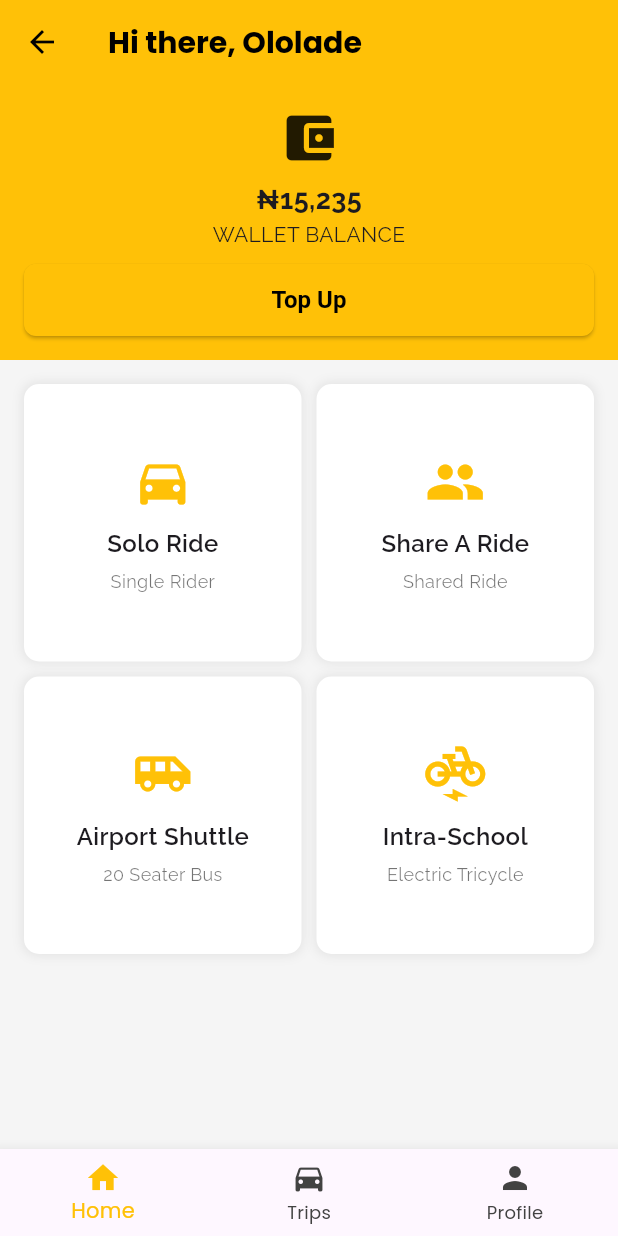
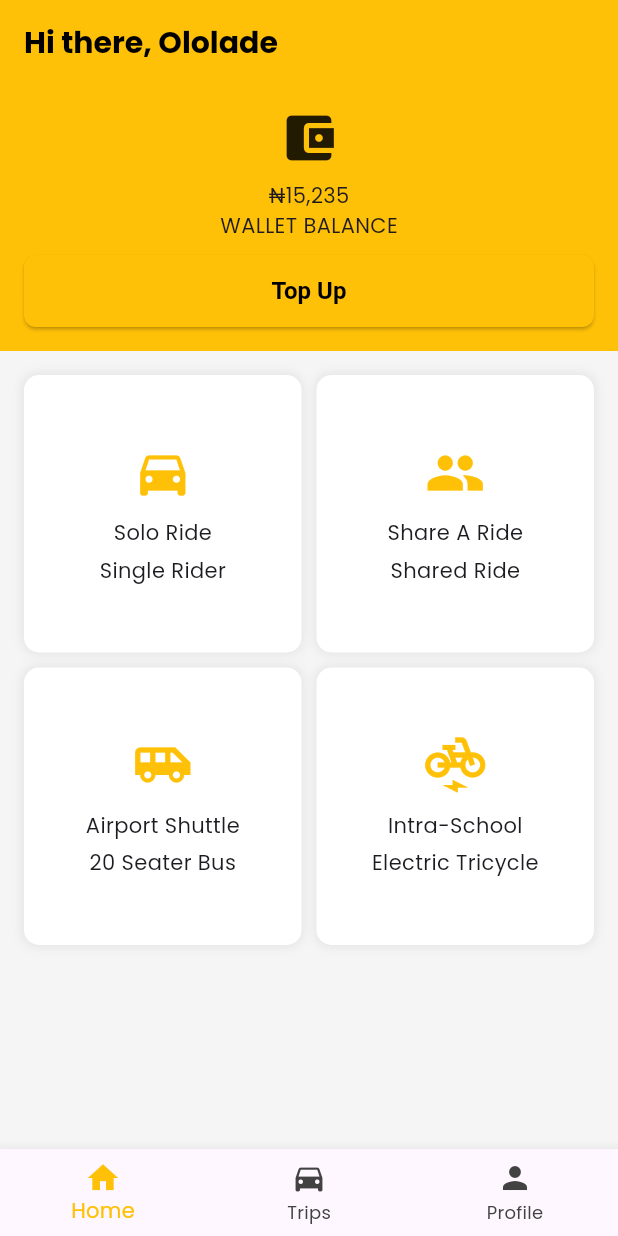
Before and after one commit to knowmynetwork/buga, a Flutter app: the screen it shows after launch, after a tap on "Login", on a phone screen of 412 x 824 dp. Run offline on Flutter 3.47's test engine with Material 3 defaults, Android fonts, the phone set to English and light mode, and no system bars; our stand-ins replace flutter_riverpod, google_fonts, internet_connection_checker, responsive_sizer, shared_preferences.

Commit message:
Codebase setup complete

```diff
--- /dev/null
+++ b/lib/constant/global_variable.dart
@@ -0,0 +1,5 @@
+import 'package:flutter/widgets.dart';
+
+//////////////////////////////////////////
+GlobalKey<NavigatorState> navigationKey = GlobalKey<NavigatorState>();
+BuildContext context = navigationKey.currentContext!;
--- /dev/null
+++ b/lib/constant/navigation.dart
@@ -0,0 +1,24 @@
+import 'package:buga/constant/global_variable.dart';
+import 'package:flutter/material.dart';
+
+navigateTo(Widget className) {
+  Navigator.push<void>(
+    context,
+    MaterialPageRoute<void>(
+      builder: (BuildContext context) => className,
+    ),
+  );
+}
+
+popScreen() {
+  Navigator.pop(context);
+}
+
+pushScreen(String screenName) {
+  Navigator.popAndPushNamed(context, screenName);
+}
+
+pushReplacementScreen(Widget screenName) {
+  Navigator.pushReplacement(context,
+      MaterialPageRoute<void>(builder: (BuildContext context) => screenName));
+}
--- a/lib/main.dart
+++ b/lib/main.dart
@@ -1,11 +1,20 @@
+import 'package:buga/constant/global_variable.dart';
 import 'package:buga/screens/home_screen.dart';
 import 'package:buga/screens/login_page.dart';
 import 'package:buga/theme/app_theme.dart';
 import 'package:flutter/material.dart';
+import 'package:flutter/services.dart';
+import 'package:flutter_riverpod/flutter_riverpod.dart';
 import 'screens/otp_validation_page.dart';
 import 'screens/sign_up_page.dart';
+import 'package:responsive_sizer/responsive_sizer.dart';
 
-void main() {
+void main() async {
+  WidgetsFlutterBinding.ensureInitialized();
+  // to avoid screen rotation
+  await SystemChrome.setPreferredOrientations([
+    DeviceOrientation.portraitUp,
+  ]);
   runApp(const RideSharingApp());
 }
 
@@ -14,7 +23,12 @@
 
   @override
   Widget build(BuildContext context) {
-    return MaterialApp(
+    return ResponsiveSizer(
+      builder: (context, orientation, screenType) {
+        return ProviderScope(
+          child: MaterialApp(
+            debugShowCheckedModeBanner: false,
+            navigatorKey: navigationKey,
             title: 'Ride Sharing App',
             theme: AppThemeManager.activeTheme, // Global theme
             initialRoute: '/login', // Set the initial route
@@ -24,6 +38,9 @@
               '/otp': (context) => OtpValidationPage(),
               '/home': (context) => HomeScreen(),
             },
+          ),
+        );
+      },
     );
   }
 }
--- a/lib/screens/home_screen.dart
+++ b/lib/screens/home_screen.dart
@@ -48,8 +48,8 @@
         children: [
           const Icon(Icons.account_balance_wallet, size: 40),
           const SizedBox(height: 8),
-          Text('₦15,235', style: AppTextStyles.heading),
-          Text('WALLET BALANCE', style: AppTextStyles.body),
+          Text('₦15,235'),
+          Text('WALLET BALANCE'),
           const SizedBox(height: 10),
           ElevatedButton(
             onPressed: () {},
--- a/lib/screens/login_page.dart
+++ b/lib/screens/login_page.dart
@@ -1,3 +1,5 @@
+import 'package:buga/constant/navigation.dart';
+import 'package:buga/screens/home_screen.dart';
 import 'package:flutter/material.dart';
 
 class LoginPage extends StatelessWidget {
@@ -39,14 +41,15 @@
                 // Perform login logic here
                 debugPrint('Email: ${emailController.text}');
                 debugPrint('Password: ${passwordController.text}');
-                Navigator.pushNamed(context, '/home'); // Navigate to home page
-
+                pushReplacementScreen(HomeScreen());
+                // Navigator.pushNamed(context, '/home'); // Navigate to home page
               },
               child: const Text('Login'),
             ),
             TextButton(
               onPressed: () {
-                Navigator.pushNamed(context, '/signup'); // Navigate to signup page
+                pushScreen('/signup');
+                // Navigator.pushNamed(context, '/signup'); // Navigate to signup page
               },
               child: const Text('Don\'t have an account? Sign up'),
             ),
--- a/lib/theme/bold_yellow_theme.dart
+++ b/lib/theme/bold_yellow_theme.dart
@@ -1,34 +1,35 @@
+import 'package:buga/theme/app_colors.dart';
 import 'package:flutter/material.dart';
 import 'package:google_fonts/google_fonts.dart';
 
 class BoldYellowTheme {
   static ThemeData get theme {
     return ThemeData(
-      primaryColor: const Color(0xFF000000), // Rich black
-      scaffoldBackgroundColor: const Color(0xFFFFFFFF), // White
+      primaryColor: AppColors.black, // Rich black
+      scaffoldBackgroundColor: AppColors.white, // White
       appBarTheme: AppBarTheme(
-        backgroundColor: const Color(0xFF000000),
+        backgroundColor: AppColors.black,
         elevation: 0,
         titleTextStyle: GoogleFonts.poppins(
           fontSize: 20,
           fontWeight: FontWeight.bold,
-          color: Colors.white,
+          color: AppColors.white,
         ),
-        iconTheme: const IconThemeData(color: Colors.white),
+        iconTheme: IconThemeData(color: AppColors.white),
       ),
       textTheme: GoogleFonts.poppinsTextTheme(),
       buttonTheme: ButtonThemeData(
-        buttonColor: const Color(0xFFFFEB3B), // Yellow buttons
+        buttonColor: AppColors.deepYellow1, // Yellow buttons
         textTheme: ButtonTextTheme.primary,
       ),
-      bottomNavigationBarTheme: const BottomNavigationBarThemeData(
-        selectedItemColor: Color(0xFFFFEB3B), // Bold yellow
-        unselectedItemColor: Colors.white70,
+      bottomNavigationBarTheme: BottomNavigationBarThemeData(
+        selectedItemColor: AppColors.deepYellow1, // Bold yellow
+        unselectedItemColor: AppColors.white,
       ),
-          textButtonTheme: TextButtonThemeData(
+      textButtonTheme: TextButtonThemeData(
         style: TextButton.styleFrom(
-          backgroundColor: const Color(0xFFFFC107), // Yellow background
-          foregroundColor: Colors.black, // Black text color
+          backgroundColor: AppColors.yellow, // Yellow background
+          foregroundColor: AppColors.black, // Black text color
           minimumSize: const Size(double.infinity, 48), // Full width
           shape: RoundedRectangleBorder(
             borderRadius: BorderRadius.circular(8), // Rounded corners
@@ -42,8 +43,8 @@
       // Define custom ElevatedButton style
       elevatedButtonTheme: ElevatedButtonThemeData(
         style: ElevatedButton.styleFrom(
-          backgroundColor: const Color(0xFFFFC107), // Yellow background
-          foregroundColor: Colors.black, // Black text color
+          backgroundColor: AppColors.yellow, // Yellow background
+          foregroundColor: AppColors.black, // Black text color
           minimumSize: const Size(double.infinity, 48), // Full width
           shape: RoundedRectangleBorder(
             borderRadius: BorderRadius.circular(8), // Rounded corners
@@ -54,8 +55,6 @@
           ),
         ),
       ),
-
-
     );
   }
 }
--- a/lib/widgets/ride_option_card.dart
+++ b/lib/widgets/ride_option_card.dart
@@ -32,9 +32,9 @@
         children: [
           Icon(icon, size: 40, color: Theme.of(context).primaryColor),
           const SizedBox(height: 10),
-          Text(title, style: AppTextStyles.subHeading),
+          Text(title,),
           const SizedBox(height: 5),
-          Text(subtitle, style: AppTextStyles.small),
+          Text(subtitle,),
         ],
       ),
     );
```
Also changed, not shown: lib/constant/internet_check.dart (added, +13 -0 lines), lib/constant/snackbar_view.dart (added, +24 -0 lines), lib/local_storage/pref.dart (added, +49 -0 lines), lib/theme/app_colors.dart (added, +8 -0 lines), lib/theme/app_text_styles.dart (+75 -17 lines), lib/widgets/app_button.dart (added, +58 -0 lines), pubspec.yaml (+24 -46 lines), assets/font/Satoshi-Bold.otf (added), assets/font/Satoshi-Light.otf (added), assets/font/Satoshi-Medium.otf (added), pubspec.lock, 5 other files. Lines whose indentation alone changed are shown as unchanged.
